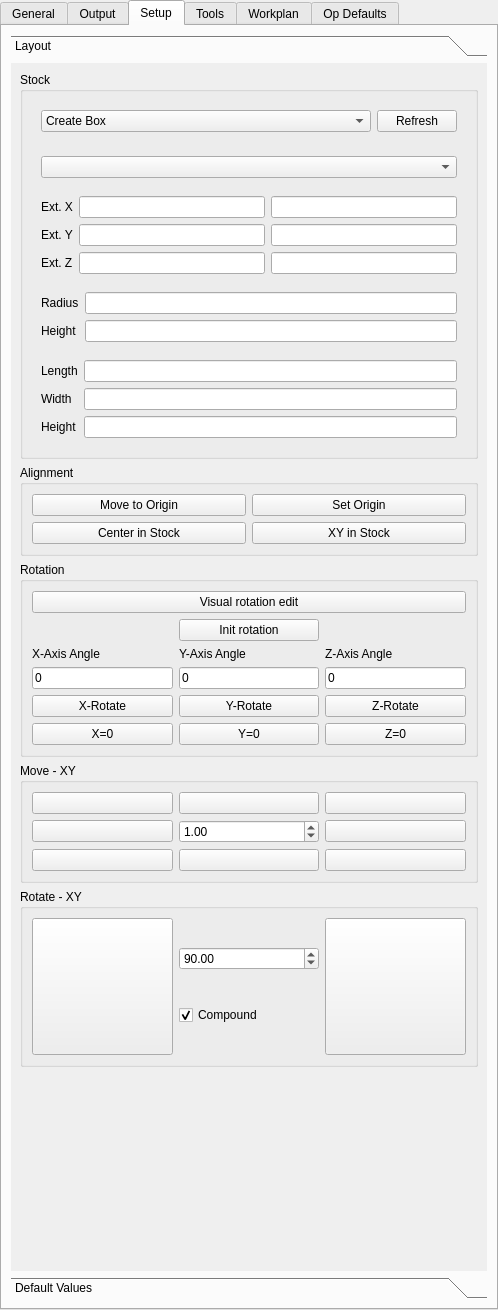
Vaerks/SimpleCAM, file src/Mod/Path/Gui/Resources/panels/PathEdit.ui: the form before one commit.
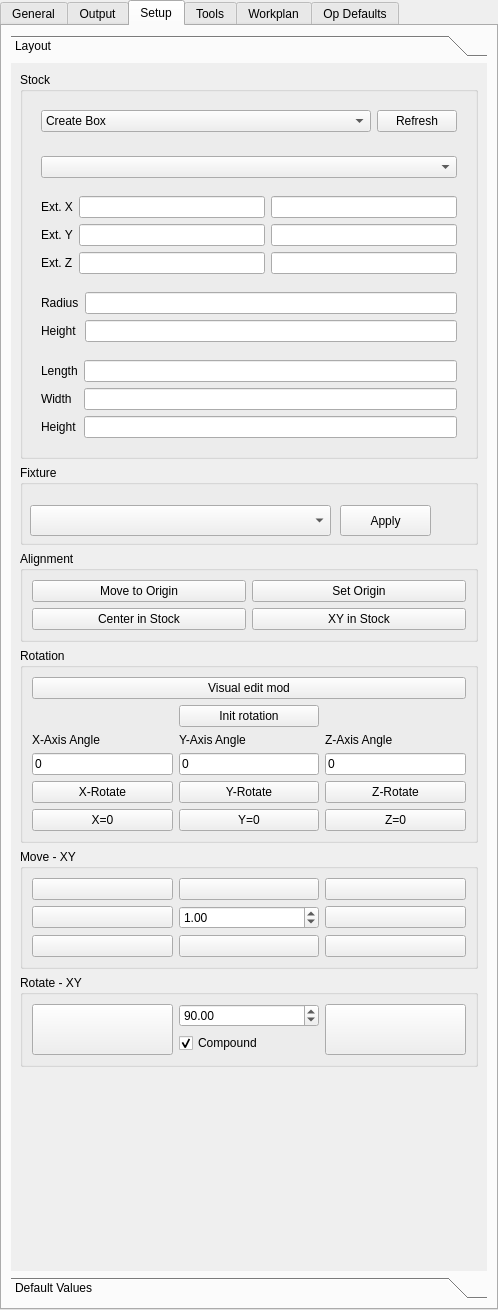
The form after the commit. Icons and pictures are not drawn. Custom widgets are drawn as their Qt base class.

Commit message: Fixture: Custom STEP File using the "fixtures" folder in bin CMAKE

What changed in the file:
```diff
--- a/src/Mod/Path/Gui/Resources/panels/PathEdit.ui
+++ b/src/Mod/Path/Gui/Resources/panels/PathEdit.ui
@@ -205,8 +205,8 @@
         <rect>
          <x>0</x>
          <y>0</y>
-         <width>480</width>
-         <height>1231</height>
+         <width>474</width>
+         <height>1210</height>
         </rect>
        </property>
        <attribute name="label">
@@ -412,6 +412,51 @@
           </layout>
          </widget>
         </item>
+        <item>
+         <widget class="QGroupBox" name="fixtureGroup">
+          <property name="minimumSize">
+           <size>
+            <width>0</width>
+            <height>80</height>
+           </size>
+          </property>
+          <property name="title">
+           <string>Fixture</string>
+          </property>
+          <widget class="QComboBox" name="fixture_list">
+           <property name="geometry">
+            <rect>
+             <x>10</x>
+             <y>40</y>
+             <width>301</width>
+             <height>31</height>
+            </rect>
+           </property>
+           <property name="sizePolicy">
+            <sizepolicy hsizetype="MinimumExpanding" vsizetype="Fixed">
+             <horstretch>0</horstretch>
+             <verstretch>0</verstretch>
+            </sizepolicy>
+           </property>
+           <property name="currentIndex">
+            <number>-1</number>
+           </property>
+          </widget>
+          <widget class="QPushButton" name="fixture_apply">
+           <property name="geometry">
+            <rect>
+             <x>320</x>
+             <y>40</y>
+             <width>91</width>
+             <height>31</height>
+            </rect>
+           </property>
+           <property name="text">
+            <string>Apply</string>
+           </property>
+          </widget>
+         </widget>
+        </item>
         <item>
          <widget class="QGroupBox" name="modelAlignGroup">
           <property name="title">
@@ -542,7 +587,7 @@
            <item row="0" column="0" colspan="3">
             <widget class="QPushButton" name="visual_rotation_edit">
              <property name="text">
-              <string>Visual rotation edit</string>
+              <string>Visual edit mod</string>
              </property>
             </widget>
            </item>
```
Left out of the diff: 16 changed lines with no effect on the pictures. The commit also changes 2 other files.
